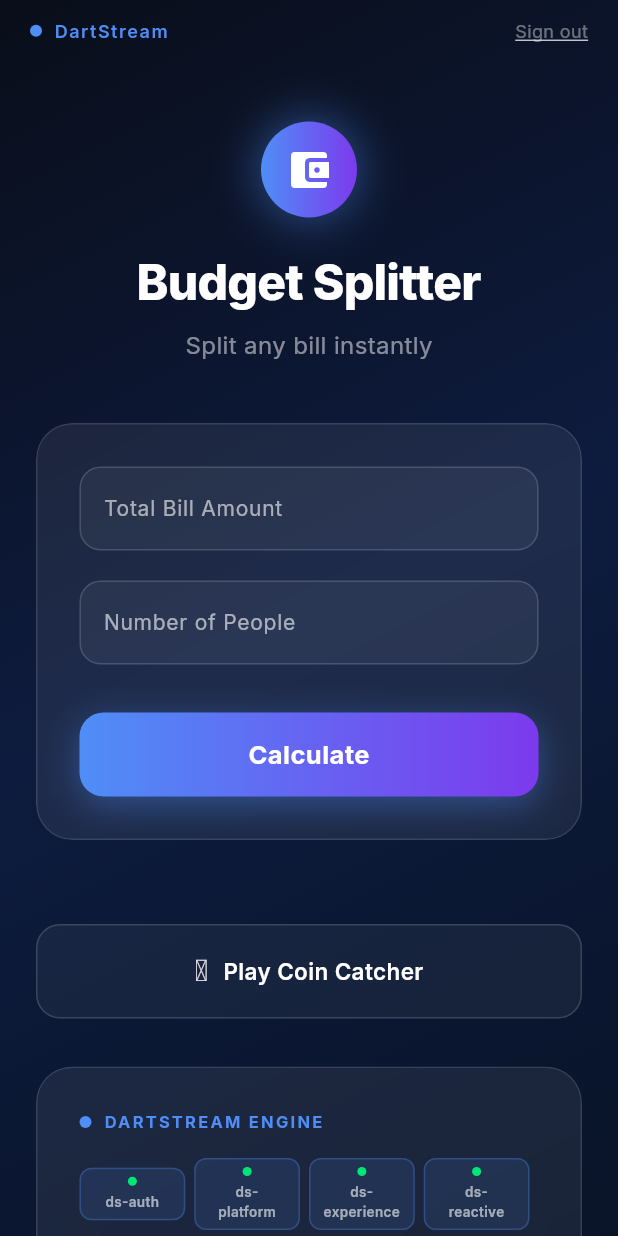
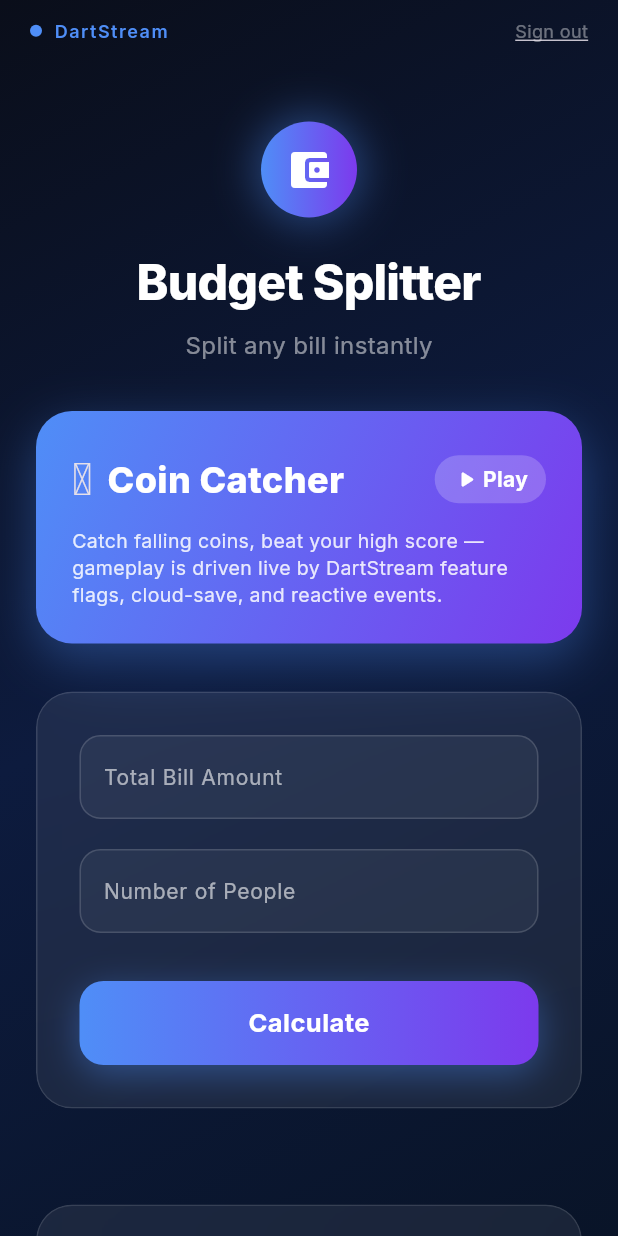
Before and after one commit to FahadNafeesAhmed/fintech-budget-splitter, a Flutter app: the HomeScreen screen opened directly with empty values, on a phone screen of 412 x 824 dp. Run offline on Flutter 3.47's test engine with Material 3 defaults, Android fonts, the phone set to English and light mode, and no system bars; our stand-ins replace google_fonts; missing offline and left inert: dartstream_client; network calls fail.

Commit message:
feat(ui): lead the dashboard with the Coin Catcher game hero
Make the game the headline showcase per founder guidance — replace the
buried play button with a prominent gradient hero card at the top of the
dashboard, showing live double_score/hard_mode flag chips and a Play CTA.

analyze clean, flutter test 8/8.

```diff
--- a/frontend/lib/screens/home_screen.dart
+++ b/frontend/lib/screens/home_screen.dart
@@ -247,7 +247,9 @@
                       mainAxisAlignment: MainAxisAlignment.center,
                       children: [
                         _header(),
-                        const SizedBox(height: 40),
+                        const SizedBox(height: 32),
+                        _gameHeroCard(),
+                        const SizedBox(height: 32),
                         _glassCard(
                           child: Form(
                             key: _formKey,
@@ -306,8 +308,6 @@
                         ),
                         const SizedBox(height: 32),
                         if (_state is _Success) _resultPanel(_state as _Success),
-                        const SizedBox(height: 24),
-                        _playGameButton(),
                         const SizedBox(height: 32),
                         _dartstreamPanel(),
                       ],
@@ -620,7 +620,9 @@
     return e.toString();
   }
 
-  Widget _playGameButton() {
+  Widget _gameHeroCard() {
+    final flagsOn = _enabledFlags.contains('double_score') ||
+        _enabledFlags.contains('hard_mode');
     return GestureDetector(
       onTap: () {
         Navigator.of(context).push(MaterialPageRoute(
@@ -632,26 +634,105 @@
         ));
       },
       child: Container(
-        padding: const EdgeInsets.symmetric(vertical: 16),
+        padding: const EdgeInsets.all(24),
         decoration: BoxDecoration(
-          borderRadius: BorderRadius.circular(16),
-          border: Border.all(color: Colors.white.withValues(alpha: 0.15)),
-          color: Colors.white.withValues(alpha: 0.05),
+          borderRadius: BorderRadius.circular(24),
+          gradient: const LinearGradient(
+            begin: Alignment.topLeft,
+            end: Alignment.bottomRight,
+            colors: [Color(0xFF4F8EF7), Color(0xFF7C3AED)],
+          ),
+          boxShadow: [
+            BoxShadow(
+              color: const Color(0xFF4F8EF7).withValues(alpha: 0.35),
+              blurRadius: 28,
+              offset: const Offset(0, 10),
+            ),
+          ],
         ),
-        child: Row(
-          mainAxisAlignment: MainAxisAlignment.center,
+        child: Column(
+          crossAxisAlignment: CrossAxisAlignment.start,
           children: [
-            const Text('🪙', style: TextStyle(fontSize: 20)),
-            const SizedBox(width: 10),
+            Row(
+              children: [
+                const Text('🪙', style: TextStyle(fontSize: 30)),
+                const SizedBox(width: 10),
+                Text(
+                  'Coin Catcher',
+                  style: GoogleFonts.inter(
+                    color: Colors.white,
+                    fontSize: 24,
+                    fontWeight: FontWeight.w800,
+                  ),
+                ),
+                const Spacer(),
+                Container(
+                  padding:
+                      const EdgeInsets.symmetric(horizontal: 12, vertical: 6),
+                  decoration: BoxDecoration(
+                    color: Colors.white.withValues(alpha: 0.2),
+                    borderRadius: BorderRadius.circular(20),
+                  ),
+                  child: Row(
+                    children: [
+                      const Icon(Icons.play_arrow_rounded,
+                          color: Colors.white, size: 18),
+                      const SizedBox(width: 2),
+                      Text(
+                        'Play',
+                        style: GoogleFonts.inter(
+                          color: Colors.white,
+                          fontSize: 14,
+                          fontWeight: FontWeight.w700,
+                        ),
+                      ),
+                    ],
+                  ),
+                ),
+              ],
+            ),
+            const SizedBox(height: 10),
             Text(
-              'Play Coin Catcher',
+              'Catch falling coins, beat your high score — gameplay is '
+              'driven live by DartStream feature flags, cloud-save, and '
+              'reactive events.',
               style: GoogleFonts.inter(
-                color: Colors.white,
-                fontSize: 15,
-                fontWeight: FontWeight.w600,
+                color: Colors.white.withValues(alpha: 0.85),
+                fontSize: 13,
+                height: 1.4,
               ),
             ),
+            if (flagsOn) ...[
+              const SizedBox(height: 12),
+              Wrap(
+                spacing: 6,
+                children: [
+                  if (_enabledFlags.contains('double_score'))
+                    _heroFlagChip('double_score'),
+                  if (_enabledFlags.contains('hard_mode'))
+                    _heroFlagChip('hard_mode'),
+                ],
+              ),
+            ],
           ],
+        ),
+      ),
+    );
+  }
+
+  Widget _heroFlagChip(String label) {
+    return Container(
+      padding: const EdgeInsets.symmetric(horizontal: 8, vertical: 3),
+      decoration: BoxDecoration(
+        color: Colors.white.withValues(alpha: 0.2),
+        borderRadius: BorderRadius.circular(6),
+      ),
+      child: Text(
+        '⚡ $label',
+        style: GoogleFonts.inter(
+          color: Colors.white,
+          fontSize: 10,
+          fontWeight: FontWeight.w700,
         ),
       ),
     );
```
